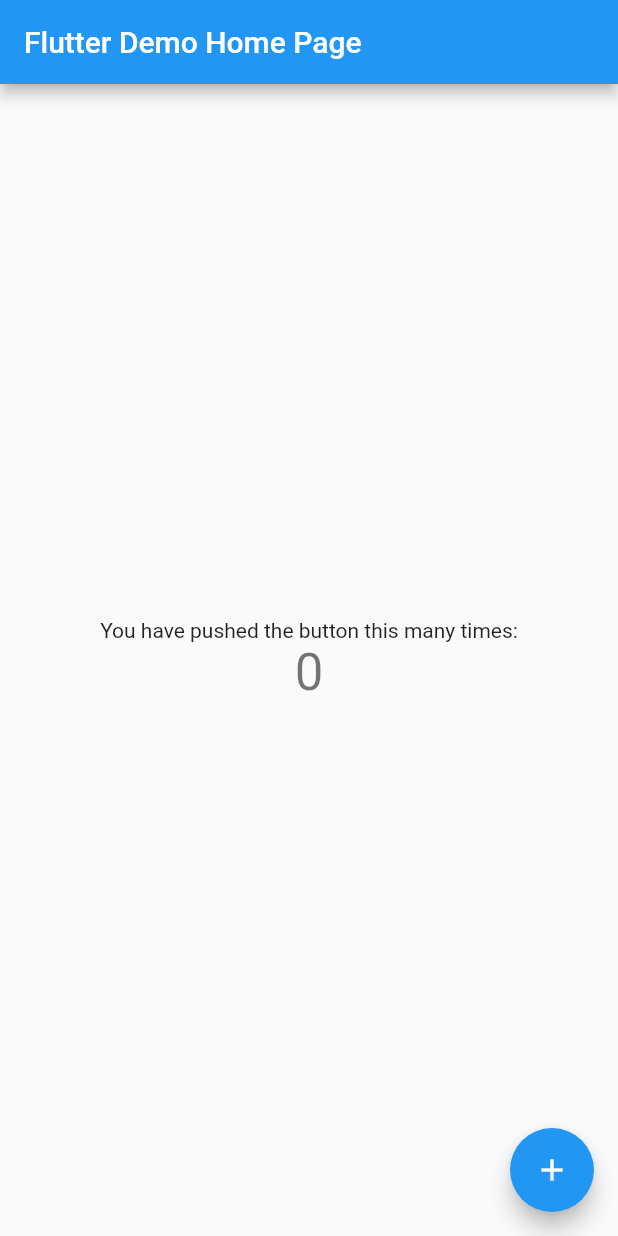
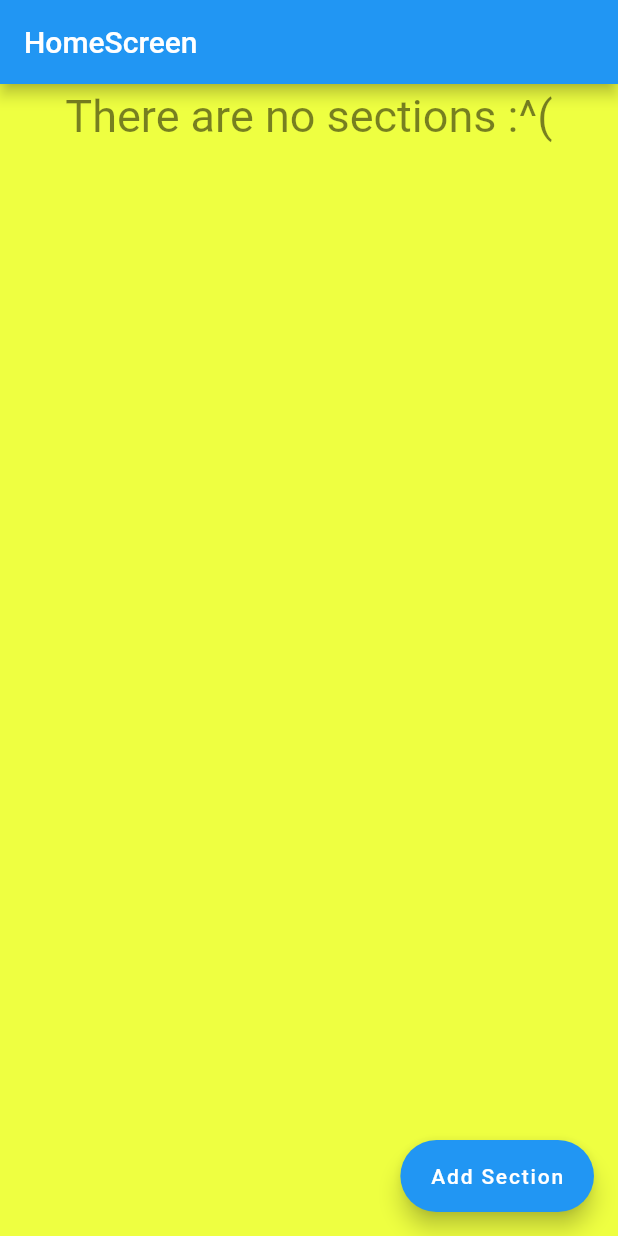
Before and after one commit to riqi3/ForumApp1, a Flutter app: the screen it shows after launch, on a phone screen of 412 x 824 dp. Run offline on Flutter 3.47's test engine with Material 2 defaults, Android fonts, the phone set to English and light mode, and no system bars.

Commit message:
new project: redo section adding

```diff
--- /dev/null
+++ b/forum_app/lib/home.dart
@@ -0,0 +1,41 @@
+
+import 'package:flutter/material.dart';
+import 'package:forum_app/providers/SectionProvider.dart';
+import 'package:forum_app/widgets/SectionWidget.dart';
+
+import 'package:provider/provider.dart';
+
+
+class HomeScreen extends StatefulWidget {
+  const HomeScreen({super.key});
+
+  @override
+  State<HomeScreen> createState() => _HomeScreenState();
+}
+
+class _HomeScreenState extends State<HomeScreen> {
+
+  String title = "HomeScreen";
+
+  @override
+  Widget build(BuildContext context) {
+    return Scaffold(
+      backgroundColor: Colors.orange,
+      appBar: AppBar(
+        title: Text(
+          title,
+        ),
+      ),
+      body: eventListConsumer(context),
+    );
+  }
+}
+
+
+Widget eventListConsumer(BuildContext context) {
+  return Consumer<SectionProvider>(
+    builder: (context, value, child) {
+      return SectionWidget(allSections: value.allSections,);
+    },
+  );
+}
--- a/forum_app/lib/main.dart
+++ b/forum_app/lib/main.dart
@@ -1,115 +1,44 @@
 import 'package:flutter/material.dart';
+import 'package:forum_app/widgets/NewSectionWidget.dart';
+import 'package:forum_app/widgets/SectionWidget.dart';
+import 'package:provider/provider.dart';
+
+import 'home.dart';
+import 'providers/SectionProvider.dart';
 
 void main() {
-  runApp(const MyApp());
+  runApp(
+    MultiProvider(
+      providers: [
+        ChangeNotifierProvider(
+          create: (_) => SectionProvider(),
+          child: ForumApp(),
+        ),
+      ],
+      child: ForumApp(),
+    ),
+  );
 }
 
-class MyApp extends StatelessWidget {
-  const MyApp({super.key});
+class ForumApp extends StatelessWidget {
+  const ForumApp({super.key});
 
   // This widget is the root of your application.
   @override
   Widget build(BuildContext context) {
-    return MaterialApp(
-      title: 'Flutter Demo',
-      theme: ThemeData(
-        // This is the theme of your application.
-        //
-        // Try running your application with "flutter run". You'll see the
-        // application has a blue toolbar. Then, without quitting the app, try
-        // changing the primarySwatch below to Colors.green and then invoke
-        // "hot reload" (press "r" in the console where you ran "flutter run",
-        // or simply save your changes to "hot reload" in a Flutter IDE).
-        // Notice that the counter didn't reset back to zero; the application
-        // is not restarted.
-        primarySwatch: Colors.blue,
+    return ChangeNotifierProvider(
+      create: ((context) => SectionProvider()),
+      child: MaterialApp(
+        debugShowCheckedModeBanner: false,
+        title: 'FORUM',
+        theme: ThemeData(
+          primarySwatch: Colors.blue,
+        ),
+        initialRoute: '/',
+        routes: {
+          '/': (context) => HomeScreen(),
+        },
       ),
-      home: const MyHomePage(title: 'Flutter Demo Home Page'),
     );
   }
 }
-
-class MyHomePage extends StatefulWidget {
-  const MyHomePage({super.key, required this.title});
-
-  // This widget is the home page of your application. It is stateful, meaning
-  // that it has a State object (defined below) that contains fields that affect
-  // how it looks.
-
-  // This class is the configuration for the state. It holds the values (in this
-  // case the title) provided by the parent (in this case the App widget) and
-  // used by the build method of the State. Fields in a Widget subclass are
-  // always marked "final".
-
-  final String title;
-
-  @override
-  State<MyHomePage> createState() => _MyHomePageState();
-}
-
-class _MyHomePageState extends State<MyHomePage> {
-  int _counter = 0;
-
-  void _incrementCounter() {
-    setState(() {
-      // This call to setState tells the Flutter framework that something has
-      // changed in this State, which causes it to rerun the build method below
-      // so that the display can reflect the updated values. If we changed
-      // _counter without calling setState(), then the build method would not be
-      // called again, and so nothing would appear to happen.
-      _counter++;
-    });
-  }
-
-  @override
-  Widget build(BuildContext context) {
-    // This method is rerun every time setState is called, for instance as done
-    // by the _incrementCounter method above.
-    //
-    // The Flutter framework has been optimized to make rerunning build methods
-    // fast, so that you can just rebuild anything that needs updating rather
-    // than having to individually change instances of widgets.
-    return Scaffold(
-      appBar: AppBar(
-        // Here we take the value from the MyHomePage object that was created by
-        // the App.build method, and use it to set our appbar title.
-        title: Text(widget.title),
-      ),
-      body: Center(
-        // Center is a layout widget. It takes a single child and positions it
-        // in the middle of the parent.
-        child: Column(
-          // Column is also a layout widget. It takes a list of children and
-          // arranges them vertically. By default, it sizes itself to fit its
-          // children horizontally, and tries to be as tall as its parent.
-          //
-          // Invoke "debug painting" (press "p" in the console, choose the
-          // "Toggle Debug Paint" action from the Flutter Inspector in Android
-          // Studio, or the "Toggle Debug Paint" command in Visual Studio Code)
-          // to see the wireframe for each widget.
-          //
-          // Column has various properties to control how it sizes itself and
-          // how it positions its children. Here we use mainAxisAlignment to
-          // center the children vertically; the main axis here is the vertical
-          // axis because Columns are vertical (the cross axis would be
-          // horizontal).
-          mainAxisAlignment: MainAxisAlignment.center,
-          children: <Widget>[
-            const Text(
-              'You have pushed the button this many times:',
-            ),
-            Text(
-              '$_counter',
-              style: Theme.of(context).textTheme.headlineMedium,
-            ),
-          ],
-        ),
-      ),
-      floatingActionButton: FloatingActionButton(
-        onPressed: _incrementCounter,
-        tooltip: 'Increment',
-        child: const Icon(Icons.add),
-      ), // This trailing comma makes auto-formatting nicer for build methods.
-    );
-  }
-}
--- /dev/null
+++ b/forum_app/lib/models/CommentsModel.dart
@@ -0,0 +1,39 @@
+class CommentsModel {
+  int commentId;
+
+
+  CommentsModel({
+    this.commentId = 0,
+
+  });
+
+  int get id => commentId;
+
+
+  set setId(int id) {
+    commentId = id;
+  }
+
+
+  // factory CommentsModel.fromJson(Map<String, dynamic> json) {
+  //   return CommentsModel(
+  //     sectionId: json['id'],
+  //     sectionTitle: json['title'],
+  //     sectionDescription: json['description'],
+  //   );
+  // }
+
+  // void addTopic(TopicModel topic) {
+  //   topics.add(topic);
+  // }
+
+  // void toggleCompleted() {
+  //   completed = !completed;
+  // }
+
+  // dynamic toJson() => {
+  //       'id': sectionId,
+  //       'title': sectionTitle,
+  //       'description': sectionDescription,
+  //     };
+}
--- /dev/null
+++ b/forum_app/lib/models/SectionModel.dart
@@ -0,0 +1,70 @@
+import 'package:flutter/src/widgets/framework.dart';
+
+import 'CommentsModel.dart';
+import 'TopicModel.dart';
+
+class SectionModel {
+  int sectionId;
+  String sectionTitle;
+  String sectionDescription;
+  List<CommentsModel> comments = [];
+  List<TopicModel> topics = [];
+
+  SectionModel({
+    this.sectionId = 0,
+    required this.sectionTitle,
+    this.sectionDescription = '',
+  });
+
+  int get id => sectionId;
+  String get title => sectionTitle;
+  String get description => sectionDescription;
+
+  set setId(int id) {
+    sectionId = id;
+  }
+
+  set setTitle(String title) {
+    sectionTitle = title;
+  }
+
+  set setDesription(String description) {
+    sectionDescription = description;
+  }
+
+  void addTopic(TopicModel topic) {
+    topics.add(topic);
+  }
+
+  void removeTopic(TopicModel topic) {
+    topics.remove(topic);
+  }
+
+  void setTopicList(List<TopicModel> topics){
+    this.topics=topics;
+  }
+
+  factory SectionModel.fromJson(Map<String, dynamic> json) {
+    return SectionModel(
+      sectionId: json['id'],
+      sectionTitle: json['title'],
+      sectionDescription: json['description'],
+    );
+  }
+
+  // void addTopic(TopicModel topic) {
+  //   topics.add(topic);
+  // }
+
+  // void toggleCompleted() {
+  //   completed = !completed;
+  // }
+
+  dynamic toJson() => {
+        'id': sectionId,
+        'title': sectionTitle,
+        'description': sectionDescription,
+      };
+
+
+}
--- /dev/null
+++ b/forum_app/lib/models/TopicModel.dart
@@ -0,0 +1,67 @@
+
+import 'CommentsModel.dart';
+
+class TopicModel {
+  int topicId;
+  String topicTitle;
+  String topicDescription;
+
+  List<CommentsModel> comments = [];
+
+  TopicModel({
+    this.topicId = 0,
+    required this.topicTitle,
+    this.topicDescription = '',
+  });
+
+  List<CommentsModel> get commentList => comments;
+  int get id => topicId;
+  String get title => topicTitle;
+  String get description => topicDescription;
+
+  set setId(int id) {
+    topicId = id;
+  }
+
+  set setTitle(String title) {
+    topicTitle = title;
+  }
+
+  set setDesription(String description) {
+    topicDescription = description;
+  }
+
+  void addComment(CommentsModel comment) {
+    comments.add(comment);
+  }
+
+  void removeComment(CommentsModel comment) {
+    comments.remove(comment);
+  }
+
+  void setCommentList(List<CommentsModel> comments){
+    this.comments=comments;
+  }
+
+  factory TopicModel.fromJson(Map<String, dynamic> json) {
+    return TopicModel(
+      topicId: json['id'],
+      topicTitle: json['title'],
+      topicDescription: json['description'],
+    );
+  }
+
+  // void addTopic(TopicModel topic) {
+  //   topics.add(topic);
+  // }
+
+  // void toggleCompleted() {
+  //   completed = !completed;
+  // }
+
+  dynamic toJson() => {
+        'id': topicId,
+        'title': topicTitle,
+        'description': topicDescription,
+      };
+}
--- /dev/null
+++ b/forum_app/lib/providers/SectionProvider.dart
@@ -0,0 +1,84 @@
+import 'package:flutter/material.dart';
+import 'dart:collection';
+import 'dart:convert';
+import 'package:http/http.dart' as http;
+
+import '../main.dart';
+import '../models/SectionModel.dart';
+import '../models/TopicModel.dart';
+
+class SectionProvider with ChangeNotifier {
+
+
+  // SectionProvider() {
+  //   this.fetchSection();
+  // }
+
+  final List<SectionModel> _sections = [];
+
+  UnmodifiableListView<SectionModel> get allSections => UnmodifiableListView(_sections);
+
+  // void toggleSection(SectionModel section) {
+  //   final sectionIndex = sections.indexOf(section);
+  //   sections[sectionIndex].toggleCompleted();
+  //   notifyListeners();
+  // }
+
+  bool empty(){
+    return _sections.isEmpty;
+  }
+
+  int getIndex(int id){
+    int index = _sections.indexWhere((e) => e.id == id);
+
+    return index;
+  }
+
+  void deleteSection(SectionModel section) async {
+    // final url = '${envurl}/apis/v1/${section.id}/';
+    // final response = await http.delete(Uri.parse(url));
+
+    // if (response.statusCode == 204) {
+    //   // sections.remove(section);
+    //   // notifyListeners();
+    // }
+    _sections.remove(section);
+    notifyListeners();
+  }
+
+  void add(SectionModel section) {
+    _sections.add(section);
+    notifyListeners();
+  }
+
+  void addSection(int id, List<TopicModel> topics) async {
+    // final url = '${envurl}apis/v1/?format=json';
+    // final response = await http.post(Uri.parse(url),
+    //     headers: {'Content-Type': 'application/json'},
+    //     body: json.encode(section));
+    // if (response.statusCode == 201) {
+    //   section.id = json.decode(response.body)['id'];
+    //   // sections.add(section);
+    //   // notifyListeners();
+    // }
+    _sections[getIndex(id)].setTopicList(topics);
+    notifyListeners();
+  }
+
+  fetchSection() async {
+    // final url = 'http://127.0.0.1:8000/apis/v1/?format=json';
+    //   final url = '${envurl}/apis/v1/?format=json';
+    //   final response = await http.get(Uri.parse(url));
+    //   if (response.statusCode == 200) {
+    //     var data = json.decode(response.body) as List;
+    //     sections = data
+    //         .map<SectionModel>((json) => SectionModel.fromJson(json))
+    //         .toList();
+    //     // notifyListeners();
+    //   } else {
+    //     print('a network error occured');
+    //   }
+    // }
+    notifyListeners();
+  }
+}
--- /dev/null
+++ b/forum_app/lib/widgets/NewSectionWidget.dart
@@ -0,0 +1,41 @@
+import 'package:flutter/material.dart';
+import 'package:forum_app/dummy.dart';
+import 'package:forum_app/models/SectionModel.dart';
+import 'package:forum_app/providers/SectionProvider.dart';
+
+import 'package:provider/provider.dart';
+
+
+
+class NewSectionWidget extends StatelessWidget {
+  SectionModel section;
+  NewSectionWidget({super.key, required this.section});
+
+  @override
+  Widget build(BuildContext context) {
+    return Scaffold(
+      appBar: AppBar(centerTitle: true, title: Text(section.sectionTitle)),
+      body: SizedBox(
+        child: Column(
+          children: [
+            Expanded(
+              child: ListView(
+                children: section.topics.map((e) {
+                  return Text('${e.id}. ${e.title}, ${e.description}');
+                }).toList(),
+              ),
+            ),
+            ElevatedButton(
+                onPressed: () {
+                  Navigator.of(context).push(
+                      MaterialPageRoute(builder: (context) => const dummypage()));
+                },
+                child: const Text('Add Class')),
+          ],
+        ),
+      ),
+    );
+  }
+
+
+}
--- /dev/null
+++ b/forum_app/lib/widgets/SectionWidget.dart
@@ -0,0 +1,159 @@
+import 'dart:collection';
+
+import 'package:flutter/material.dart';
+import 'package:forum_app/home.dart';
+import 'package:forum_app/models/SectionModel.dart';
+import 'package:provider/provider.dart';
+import '../providers/SectionProvider.dart';
+import 'NewSectionWidget.dart';
+
+class SectionWidget extends StatelessWidget {
+  final UnmodifiableListView<SectionModel> allSections;
+  const SectionWidget({
+    super.key,
+    required this.allSections,
+  });
+
+  @override
+  Widget build(BuildContext context) {
+    Size size = MediaQuery.of(context).size;
+    return Scaffold(
+      backgroundColor: Colors.limeAccent,
+      body: Column(
+        mainAxisAlignment: MainAxisAlignment.center,
+        children: [
+          context.read<SectionProvider>().empty()
+              ? emptyCard(context)
+              : SizedBox(
+                  height: size.height,
+                  width: size.height,
+                  child: Expanded(
+                    child: ListView(
+                      scrollDirection: Axis.vertical,
+                      shrinkWrap: true,
+                      children: allSections.map((e) {
+                        return GestureDetector(
+                          onTap: () {
+                            Navigator.of(context).push(
+                              MaterialPageRoute(
+                                builder: (context) => Consumer<SectionProvider>(
+                                  builder: (context, value, child) {
+                                    return NewSectionWidget(
+                                      section: e,
+                                    );
+                                  },
+                                ),
+                              ),
+                            );
+                          },
+                          child: Padding(
+                            padding: const EdgeInsets.symmetric(horizontal: 10),
+                            child: Card(
+                              child: Padding(
+                                padding:
+                                    const EdgeInsets.symmetric(horizontal: 10),
+                                child: Text(
+                                  e.title,
+                                  style: TextStyle(
+                                    fontSize: 24,
+                                  ),
+                                ),
+                              ),
+                            ),
+                          ),
+                        );
+                      }).toList(),
+                    ),
+                  ),
+                ),
+        ],
+      ),
+      floatingActionButton: FloatingActionButton.extended(
+        heroTag: 'add section',
+        onPressed: () {
+          addSection(context);
+        },
+        label: Text('Add Section'),
+      ),
+    );
+  }
+
+  Future<void> addSection(BuildContext context) async {
+    TextEditingController titleController = TextEditingController();
+    TextEditingController descriptionController = TextEditingController();
+    return showModalBottomSheet(
+      context: context,
+      builder: (BuildContext context) {
+        return Container(
+          child: Column(
+            children: [
+              TextField(
+                controller: titleController,
+                decoration: const InputDecoration(
+                  hintText: 'Section Name',
+                ),
+              ),
+              TextField(
+                controller: descriptionController,
+                decoration: const InputDecoration(
+                  hintText: 'Section title',
+                ),
+              ),
+              TextButton(
+                onPressed: (() {
+                  if (titleController.text.isNotEmpty &&
+                      descriptionController.text.isNotEmpty) {
+                    context.read<SectionProvider>().add(
+                          SectionModel(
+                              sectionTitle: titleController.text,
+                              sectionDescription: descriptionController.text),
+                        );
+                    Navigator.pop(context);
+                  }
+                }),
+                child: const Text(
+                  "Ok",
+                  style: TextStyle(),
+                ),
+              ),
+              TextButton(
+                onPressed: (() {
+                  Navigator.pop(context);
+                }),
+                child: const Text(
+                  "Cancel",
+                  style: TextStyle(),
+                ),
+              ),
+            ],
+          ),
+        );
+      },
+    );
+  }
+
+  Widget emptyCard(BuildContext context) {
+    Size size = MediaQuery.of(context).size;
+    return SingleChildScrollView(
+      child: SizedBox(
+        height: size.height,
+        width: size.height,
+        child: Card(
+          color: Colors.transparent,
+          elevation: 0,
+          shadowColor: Colors.transparent,
+          child: Text(
+            'There are no sections :^(',
+            textAlign: TextAlign.center,
+            style: TextStyle(
+              fontSize: 30,
+              color: Colors.black.withOpacity(
+                .5,
+              ),
+            ),
+          ),
+        ),
+      ),
+    );
+  }
+}
--- a/forum_app/pubspec.yaml
+++ b/forum_app/pubspec.yaml
@@ -35,6 +35,8 @@
   # The following adds the Cupertino Icons font to your application.
   # Use with the CupertinoIcons class for iOS style icons.
   cupertino_icons: ^1.0.2
+  provider: ^6.0.5
+  http: ^0.13.6
 
 dev_dependencies:
   flutter_test:
```
Also changed, not shown: forum_app/lib/dummy.dart (added, +12 -0 lines), forum_app/lib/providers/TopicsProvider.dart (added, +80 -0 lines), forum_app/lib/screens/SectionScreen.dart (added), forum_app/pubspec.lock, 1 other file.
